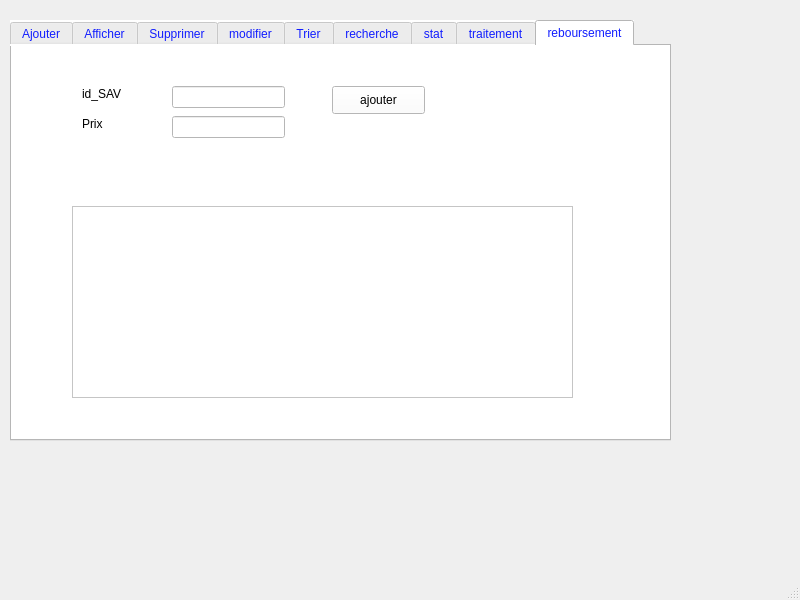
The window that Aziz_Khalsi_Gestion_SAV/mainwindow.ui (amirakhalfy/smart_tech_store_2A5) describes before a commit, drawn with Qt 5.
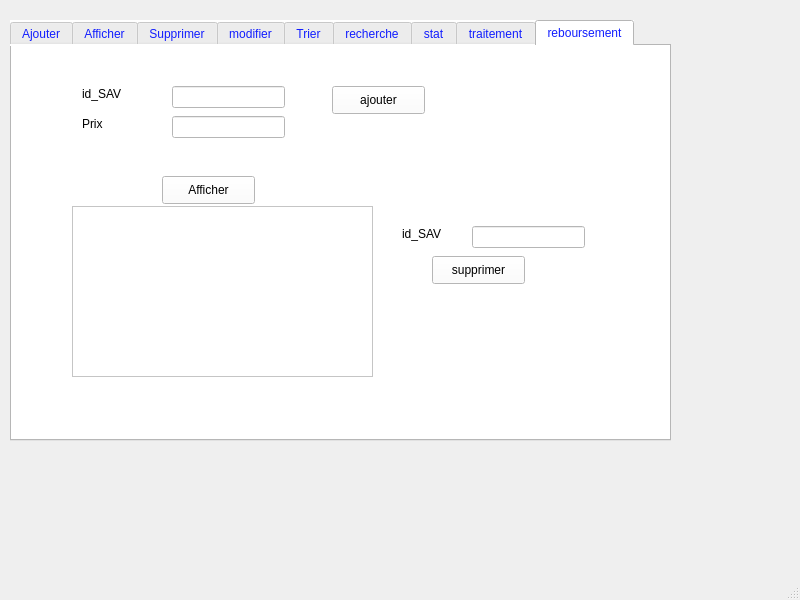
The same window after the commit. The open tabs and pages were chosen to show the change. Icons and pictures are not drawn.

The edit to the form file:
```diff
--- a/Aziz_Khalsi_Gestion_SAV/mainwindow.ui
+++ b/Aziz_Khalsi_Gestion_SAV/mainwindow.ui
@@ -849,8 +849,8 @@
        <rect>
         <x>60</x>
         <y>160</y>
-        <width>501</width>
-        <height>192</height>
+        <width>301</width>
+        <height>171</height>
        </rect>
       </property>
      </widget>
@@ -886,6 +886,64 @@
        <string>Prix</string>
       </property>
      </widget>
+     <widget class="QLineEdit" name="lineEditsupp_2">
+      <property name="geometry">
+       <rect>
+        <x>460</x>
+        <y>180</y>
+        <width>113</width>
+        <height>22</height>
+       </rect>
+      </property>
+     </widget>
+     <widget class="QLabel" name="label_20">
+      <property name="geometry">
+       <rect>
+        <x>390</x>
+        <y>180</y>
+        <width>61</width>
+        <height>16</height>
+       </rect>
+      </property>
+      <property name="styleSheet">
+       <string notr="true">color: rgb(0, 0, 0);</string>
+      </property>
+      <property name="text">
+       <string>id_SAV</string>
+      </property>
+     </widget>
+     <widget class="QPushButton" name="supprimer_2">
+      <property name="geometry">
+       <rect>
+        <x>420</x>
+        <y>210</y>
+        <width>93</width>
+        <height>28</height>
+       </rect>
+      </property>
+      <property name="styleSheet">
+       <string notr="true">color: rgb(0, 0, 0);</string>
+      </property>
+      <property name="text">
+       <string>supprimer</string>
+      </property>
+     </widget>
+     <widget class="QPushButton" name="supprimer_3">
+      <property name="geometry">
+       <rect>
+        <x>150</x>
+        <y>130</y>
+        <width>93</width>
+        <height>28</height>
+       </rect>
+      </property>
+      <property name="styleSheet">
+       <string notr="true">color: rgb(0, 0, 0);</string>
+      </property>
+      <property name="text">
+       <string>Afficher</string>
+      </property>
+     </widget>
     </widget>
    </widget>
   </widget>
```
Left out of the diff: 6 changed lines with no effect on the pictures.
